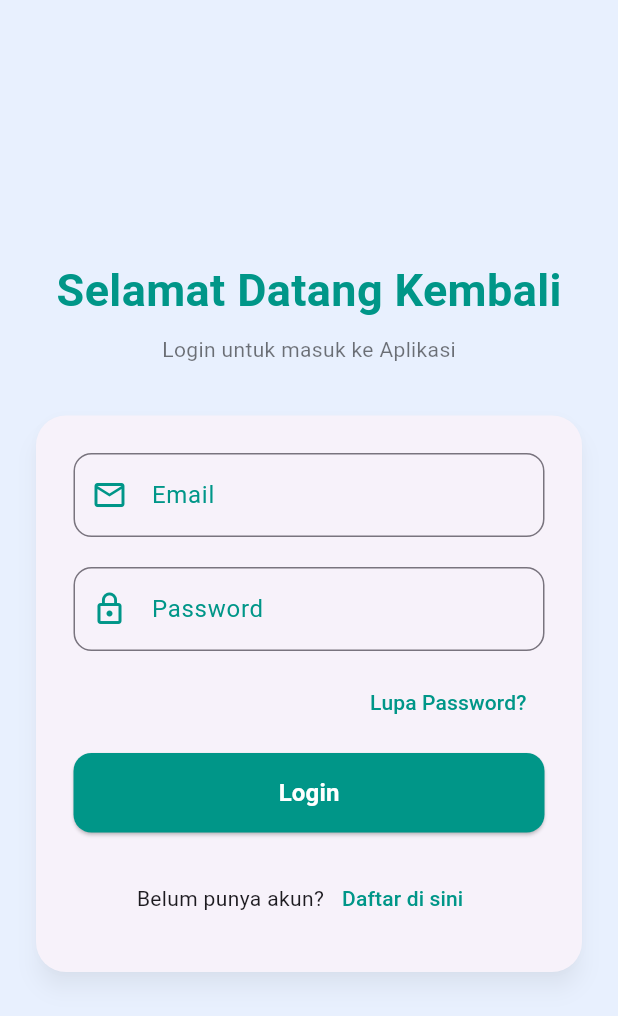
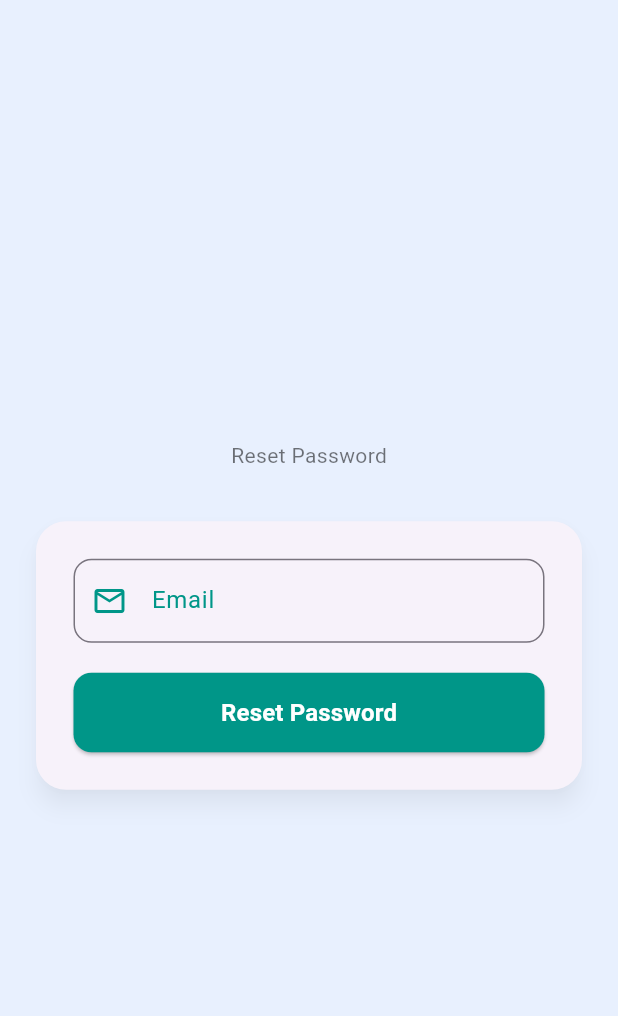
Before and after one commit to NaswaNovellia-23312014/project_riverpod, a Flutter app: the LoginScreen screen opened directly, after a tap on "Lupa Password?", on a phone screen of 412 x 824 dp. Shown: the top 1016 px of the screen. Run offline on Flutter 3.47's test engine with Material 3 defaults, Android fonts, the phone set to English and light mode, and no system bars; our stand-ins replace cloud_firestore, firebase_auth, firebase_core, flutter_riverpod; accounts and stored records are empty.

Commit message:
feat(auth): implement reset password and update auth flow

```diff
--- a/lib/screens/auth/login_screen.dart
+++ b/lib/screens/auth/login_screen.dart
@@ -1,6 +1,7 @@
 import 'package:flutter/material.dart';
 import 'package:flutter_riverpod/flutter_riverpod.dart';
 import 'package:project_riverpod/providers/auth_provider.dart';
+import 'package:project_riverpod/screens/auth/reset_password_screen.dart';
 import 'package:project_riverpod/screens/auth/signup_screen.dart';
 import 'package:project_riverpod/screens/home/home_screen.dart';
 
@@ -126,7 +127,15 @@ class _LoginScreenState extends ConsumerState<LoginScreen> {
                         Align(
                           alignment: Alignment.centerRight,
                           child: TextButton(
-                            onPressed: () {},
+                            onPressed: () {
+                              // pindah ke halaman reset
+                              Navigator.push(
+                                context,
+                                MaterialPageRoute(
+                                  builder: (context) => ResetPasswordScreen(),
+                                ),
+                              );
+                            },
                             child: Text(
                               "Lupa Password?",
                               style: TextStyle(color: Colors.teal),
--- /dev/null
+++ b/lib/screens/auth/reset_password_screen.dart
@@ -0,0 +1,130 @@
+import 'package:flutter/material.dart';
+import 'package:flutter_riverpod/flutter_riverpod.dart';
+import 'package:project_riverpod/providers/auth_provider.dart';
+import 'package:project_riverpod/screens/auth/login_screen.dart';
+import 'package:project_riverpod/screens/home/home_screen.dart';
+
+class ResetPasswordScreen extends ConsumerStatefulWidget {
+  const ResetPasswordScreen({super.key});
+
+  @override
+  ConsumerState<ConsumerStatefulWidget> createState() =>
+      _ResetPasswordScreenState();
+}
+
+class _ResetPasswordScreenState extends ConsumerState<ResetPasswordScreen> {
+  // atas overide ini akan kita gunakan untuk backend
+  final cEmail = TextEditingController();
+
+  bool isLoading = false;
+
+  // fungsi dibawah ini diletakan di screen untuk mengarah ke auth provider dan fungsi reset passwordnya
+  void doResetPassword() async {
+    final result = await ref
+        .read(authProvider.notifier)
+        .ResetPassword(cEmail.text);
+
+    if (result == null) {
+      ScaffoldMessenger.of(context).showSnackBar(
+        SnackBar(
+          content: Text(
+            "Kami telah mengirimkan reset password ke email ${cEmail.text}",
+          ),
+        ),
+      );
+      Navigator.pushReplacement(
+        context,
+        MaterialPageRoute(builder: (context) => LoginScreen()),
+      );
+    } else {
+      ScaffoldMessenger.of(
+        context,
+      ).showSnackBar(SnackBar(content: Text(result)));
+    }
+  }
+
+  @override
+  Widget build(BuildContext context) {
+    return Scaffold(
+      backgroundColor: Color(0xFFE8F0FE), // Biru muda soft
+      body: Padding(
+        padding: const EdgeInsets.all(20),
+        child: Center(
+          child: SingleChildScrollView(
+            child: Column(
+              children: [
+                Text(
+                  "Reset Password",
+                  style: TextStyle(color: Colors.black54, fontSize: 14),
+                ),
+                SizedBox(height: 30),
+
+                // CARD FORM
+                Card(
+                  shape: RoundedRectangleBorder(
+                    borderRadius: BorderRadius.circular(20),
+                  ),
+                  elevation: 6,
+                  shadowColor: Colors.black26,
+                  child: Padding(
+                    padding: const EdgeInsets.all(25),
+                    child: Column(
+                      crossAxisAlignment: CrossAxisAlignment.stretch,
+                      children: [
+                        // EMAIL FIELD
+                        TextField(
+                          controller: cEmail,
+                          decoration: InputDecoration(
+                            labelText: "Email",
+                            labelStyle: TextStyle(color: Colors.teal),
+                            prefixIcon: Icon(
+                              Icons.email_outlined,
+                              color: Colors.teal,
+                            ),
+                            focusedBorder: OutlineInputBorder(
+                              borderSide: BorderSide(
+                                color: Colors.teal,
+                                width: 2,
+                              ),
+                              borderRadius: BorderRadius.circular(12),
+                            ),
+                            border: OutlineInputBorder(
+                              borderRadius: BorderRadius.circular(12),
+                            ),
+                          ),
+                        ),
+                        SizedBox(height: 20),
+
+                        // Reset BUTTON
+                        isLoading
+                            ? Center(child: CircularProgressIndicator())
+                            : ElevatedButton(
+                              onPressed: doResetPassword,
+                              style: ElevatedButton.styleFrom(
+                                backgroundColor: Colors.teal,
+                                foregroundColor: Colors.white,
+                                padding: EdgeInsets.symmetric(vertical: 15),
+                                shape: RoundedRectangleBorder(
+                                  borderRadius: BorderRadius.circular(12),
+                                ),
+                              ),
+                              child: Text(
+                                "Reset Password",
+                                style: TextStyle(
+                                  fontSize: 16,
+                                  fontWeight: FontWeight.bold,
+                                ),
+                              ),
+                            ),
+                      ],
+                    ),
+                  ),
+                ),
+              ],
+            ),
+          ),
+        ),
+      ),
+    );
+  }
+}
```
Also changed, not shown: lib/providers/auth_provider.dart (+18 -0 lines), lib/screens/home/home_screen.dart (+17 -1 lines).
